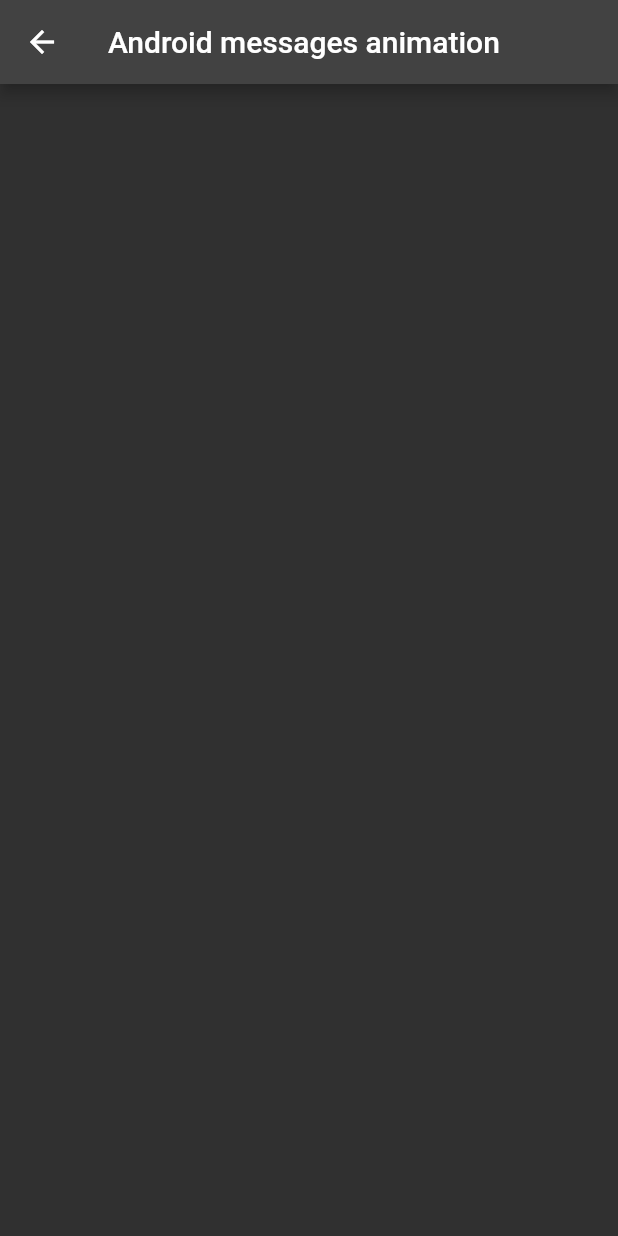
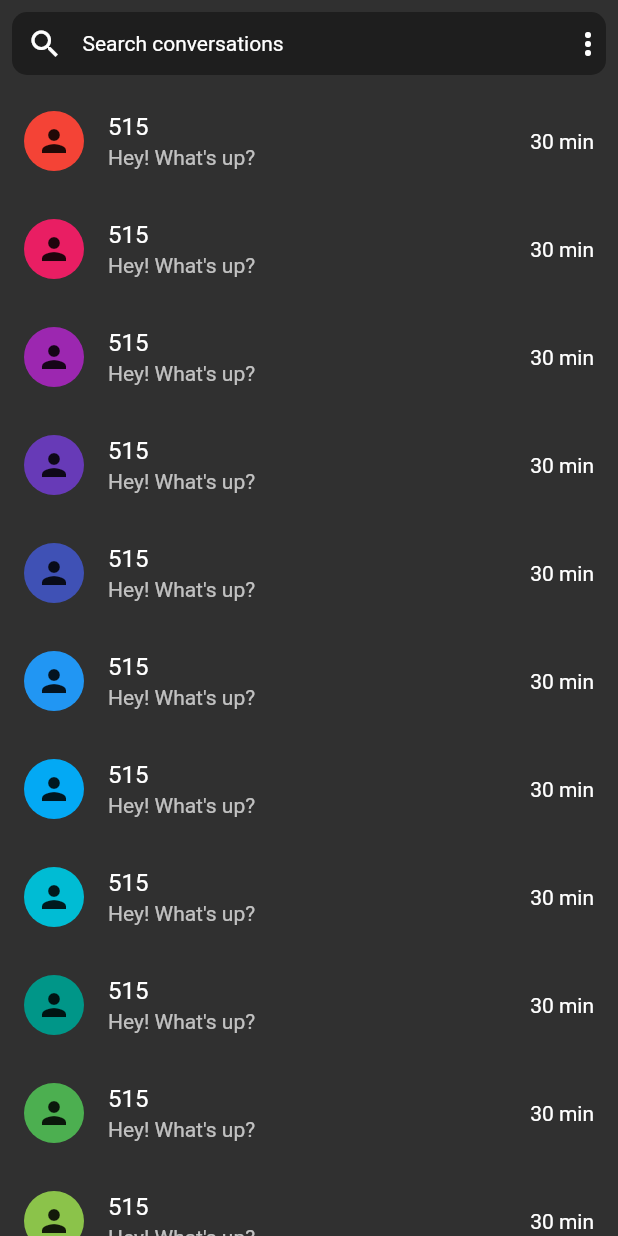
Before and after one commit to s7Thiago/flutter_transform_animations, a Flutter app: the AndroidMessagesAnimation screen opened directly, on a phone screen of 412 x 824 dp. Run offline on Flutter 3.47's test engine with Material 2 defaults, Android fonts, the phone set to English and light mode, and no system bars; our stand-ins replace dio.

Commit message:
Criando estrutura básica do layout (lista e search bar)

```diff
--- a/lib/pages/android_messages_animation/android_messages_animation.dart
+++ b/lib/pages/android_messages_animation/android_messages_animation.dart
@@ -8,16 +8,66 @@ class AndroidMessagesAnimation extends StatelessWidget {
     return Theme(
       data: ThemeData.dark(),
       child: Scaffold(
-        appBar: AppBar(
-          title: const Text('Android messages animation'),
-        ),
-        body: ListView.builder(
-          itemCount: 25,
-          itemBuilder: (context, index) {
-            return const SizedBox.shrink();
-          },
+        // appBar: AppBar(
+        //   title: const Text('Android messages animation'),
+        // ),
+        body: SafeArea(
+          child: Column(
+            children: [
+              Container(
+                margin: const EdgeInsets.all(8.0),
+                decoration: BoxDecoration(
+                    color: Colors.black38,
+                    borderRadius: BorderRadius.circular(10)),
+                child: Row(
+                  children: const [
+                    SizedBox(width: 10),
+                    Icon(Icons.search),
+                    Expanded(
+                      child: Padding(
+                        padding: EdgeInsets.all(13.0),
+                        child: Text('Search conversations'),
+                      ),
+                    ),
+                    Icon(Icons.more_vert_outlined),
+                  ],
+                ),
+              ),
+              Expanded(
+                child: ListView.builder(
+                  itemCount: 35,
+                  itemBuilder: (context, index) {
+                    return _AndroidMessageItem(
+                        color:
+                            Colors.primaries[index % Colors.primaries.length]);
+                  },
+                ),
+              ),
+            ],
+          ),
         ),
       ),
     );
   }
 }
+
+class _AndroidMessageItem extends StatelessWidget {
+  final Color color;
+  const _AndroidMessageItem({Key? key, required this.color}) : super(key: key);
+
+  @override
+  Widget build(BuildContext context) {
+    return ListTile(
+      leading: CircleAvatar(
+        backgroundColor: color,
+        child: const Icon(
+          Icons.person,
+          color: Colors.black87,
+        ),
+      ),
+      title: const Text('515'),
+      subtitle: const Text('Hey! What\'s up?'),
+      trailing: const Text('30 min'),
+    );
+  }
+}
```
